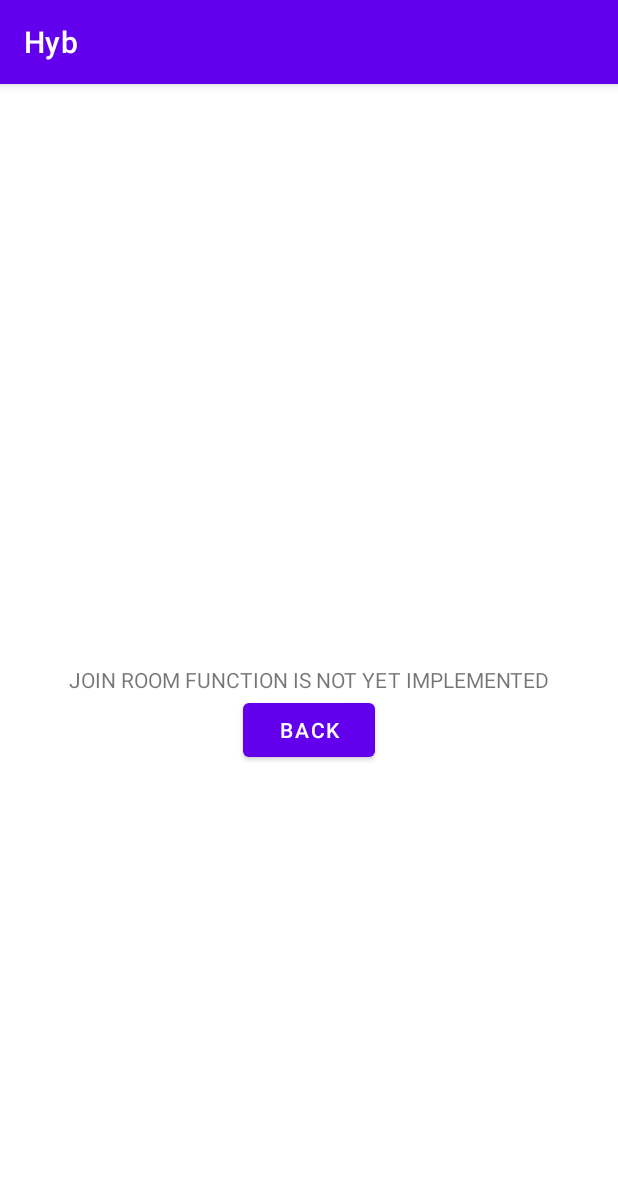
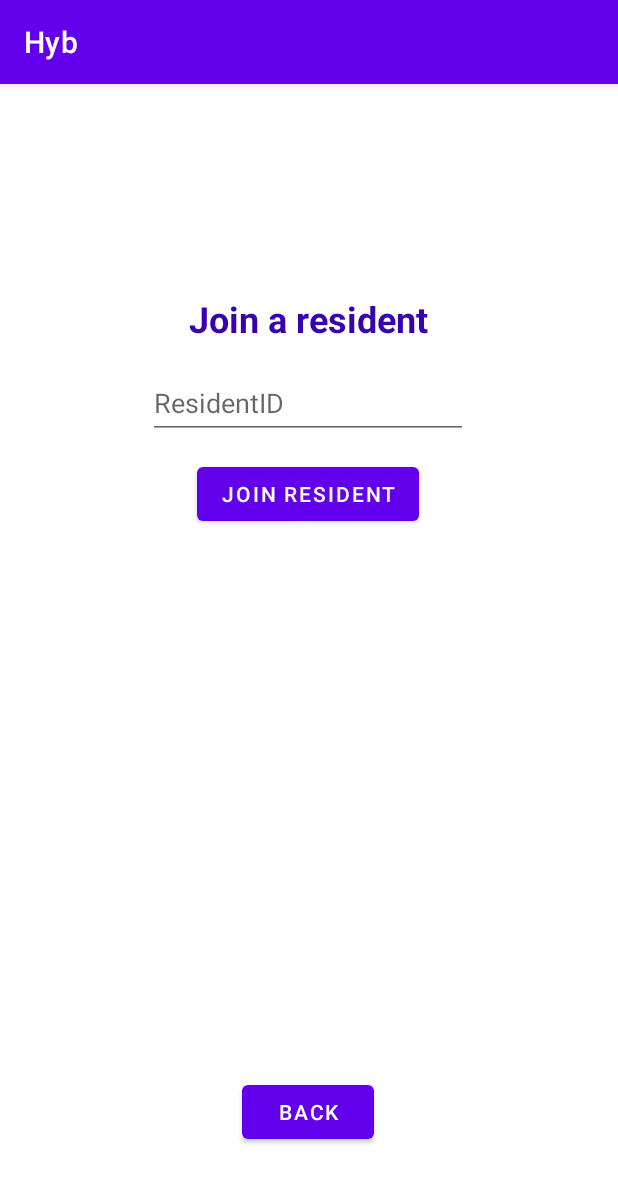
Before and after one commit to RSanlioglu/Hyb, an Android app: the fragment JoinRoomFragment placed in its activity, on a phone screen of 412 x 824 dp. Shown: the top 1183 px of the screen. Run offline under Robolectric (Android 15) with nearby library versions, the phone set to English and light mode, and no system bars.

Commit message:
Fikset registrering av rom. DEN ER IKKE IMPLEMENTERT FOR ALPHA. Join room tar imot en key

```diff
--- a/app/src/main/java/com/example/hyb/SelectJoinOrCreateRoom.java
+++ b/app/src/main/java/com/example/hyb/SelectJoinOrCreateRoom.java
@@ -35,6 +35,7 @@
         super.onViewCreated(view, savedInstanceState);
 
         Button btnJoinRoom = view.findViewById(R.id.btnJoinRoom);
+        Button btnCreateRoom = view.findViewById(R.id.btnCreateRoom);
 
         btnJoinRoom.setOnClickListener(new View.OnClickListener() {
             @Override
@@ -47,5 +48,17 @@
 
             }
         });
+
+        btnCreateRoom.setOnClickListener(new View.OnClickListener() {
+            @Override
+            public void onClick(View v) {
+                NavController navController = Navigation.findNavController(view);
+                SelectJoinOrCreateRoomDirections.ActionSelectJoinOrCreateRoomToRegisterRoomFragment action = SelectJoinOrCreateRoomDirections.actionSelectJoinOrCreateRoomToRegisterRoomFragment(uidKey);
+
+                action.setUserUid(uidKey);
+                navController.navigate(action);
+            }
+        });
+
     }
 }
--- a/app/src/main/res/layout/fragment_join_room.xml
+++ b/app/src/main/res/layout/fragment_join_room.xml
@@ -11,24 +11,60 @@
         android:layout_width="match_parent"
         android:layout_height="match_parent">
 
+        <Button
+            android:id="@+id/btnBack"
+            android:layout_width="wrap_content"
+            android:layout_height="wrap_content"
+            android:text="@string/back"
+            app:layout_constraintBottom_toBottomOf="parent"
+            app:layout_constraintEnd_toEndOf="parent"
+            app:layout_constraintHorizontal_bias="0.498"
+            app:layout_constraintStart_toStartOf="parent"
+            app:layout_constraintTop_toTopOf="parent"
+            app:layout_constraintVertical_bias="0.907" />
+
+        <EditText
+            android:id="@+id/txtResidentID"
+            android:layout_width="wrap_content"
+            android:layout_height="wrap_content"
+            android:layout_marginTop="88dp"
+            android:autofillHints="ResidentID"
+            android:ems="10"
+            android:hint="@string/residentid"
+            android:inputType="textPersonName"
+            android:minHeight="48dp"
+            app:layout_constraintBottom_toTopOf="@+id/btnJoin"
+            app:layout_constraintEnd_toEndOf="parent"
+            app:layout_constraintHorizontal_bias="0.497"
+            app:layout_constraintStart_toStartOf="parent"
+            app:layout_constraintTop_toTopOf="parent"
+            app:layout_constraintVertical_bias="0.371"
+            tools:ignore="TextContrastCheck" />
+
+        <Button
+            android:id="@+id/btnJoin"
+            android:layout_width="wrap_content"
+            android:layout_height="wrap_content"
+            android:layout_marginBottom="364dp"
+            android:text="@string/join_resident"
+            app:layout_constraintBottom_toTopOf="@+id/btnBack"
+            app:layout_constraintEnd_toEndOf="@+id/txtResidentID"
+            app:layout_constraintStart_toStartOf="@+id/txtResidentID" />
+
         <TextView
             android:id="@+id/textView4"
             android:layout_width="wrap_content"
             android:layout_height="wrap_content"
-            android:text="JOIN ROOM FUNCTION IS NOT YET IMPLEMENTED"
-            app:layout_constraintBottom_toTopOf="@+id/btnBack"
-            app:layout_constraintEnd_toEndOf="@+id/btnBack"
-            app:layout_constraintStart_toStartOf="@+id/btnBack" />
-
-        <Button
-            android:id="@+id/btnBack"
-            android:layout_width="wrap_content"
-            android:layout_height="wrap_content"
-            android:text="Back"
-            app:layout_constraintBottom_toBottomOf="parent"
-            app:layout_constraintEnd_toEndOf="parent"
-            app:layout_constraintStart_toStartOf="parent"
-            app:layout_constraintTop_toTopOf="parent" />
+            android:layout_marginBottom="8dp"
+            android:text="@string/join_a_resident"
+            android:textColor="@color/purple_700"
+            android:textSize="24sp"
+            android:textStyle="bold"
+            app:layout_constraintBottom_toTopOf="@+id/txtResidentID"
+            app:layout_constraintEnd_toEndOf="@+id/txtResidentID"
+            app:layout_constraintStart_toStartOf="@+id/txtResidentID"
+            app:layout_constraintTop_toTopOf="parent"
+            app:layout_constraintVertical_bias="0.855" />
     </androidx.constraintlayout.widget.ConstraintLayout>
 
 </FrameLayout>
--- a/app/src/main/res/navigation/nav_graph.xml
+++ b/app/src/main/res/navigation/nav_graph.xml
@@ -16,6 +16,9 @@
         <argument
             android:name="userUid"
             app:argType="string" />
+        <action
+            android:id="@+id/action_selectJoinOrCreateRoom_to_registerRoomFragment"
+            app:destination="@id/registerRoomFragment" />
     </fragment>
     <fragment
         android:id="@+id/joinRoomFragment"
@@ -29,4 +32,15 @@
             android:id="@+id/action_joinRoomFragment_to_selectJoinOrCreateRoom"
             app:destination="@id/selectJoinOrCreateRoom" />
     </fragment>
+    <fragment
+        android:id="@+id/registerRoomFragment"
+        android:name="com.example.hyb.RegisterRoomFragment"
+        android:label="fragment_register_room"
+        tools:layout="@layout/fragment_register_room" >
+        <action
+            android:id="@+id/action_registerRoomFragment_to_selectJoinOrCreateRoom"
+            app:destination="@id/selectJoinOrCreateRoom" />
+        <argument android:name="userUid"
+            app:argType="string" />
+    </fragment>
 </navigation>
--- a/app/src/main/res/values/strings.xml
+++ b/app/src/main/res/values/strings.xml
@@ -36,4 +36,7 @@
     <string name="join_or_create_a_new_room">Join or create a new room</string>
     <string name="join_a_room">Join a room</string>
     <string name="create_a_room">Create a room</string>
+    <string name="back">Back</string>
+    <string name="residentid">ResidentID</string>
+    <string name="join_a_resident">Join a resident</string>
 </resources>
```
Also changed, not shown: app/src/main/java/com/example/hyb/RegisterRoomFragment.java (added, +47 -0 lines), app/src/main/res/layout/fragment_register_room.xml (added, +37 -0 lines).
